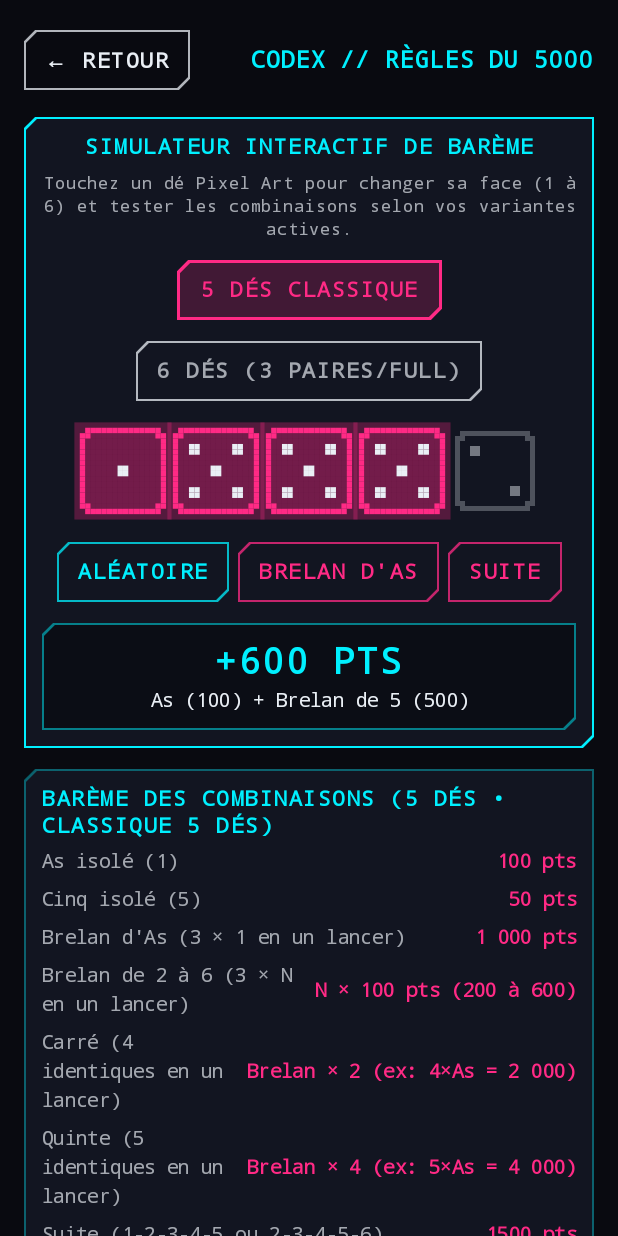
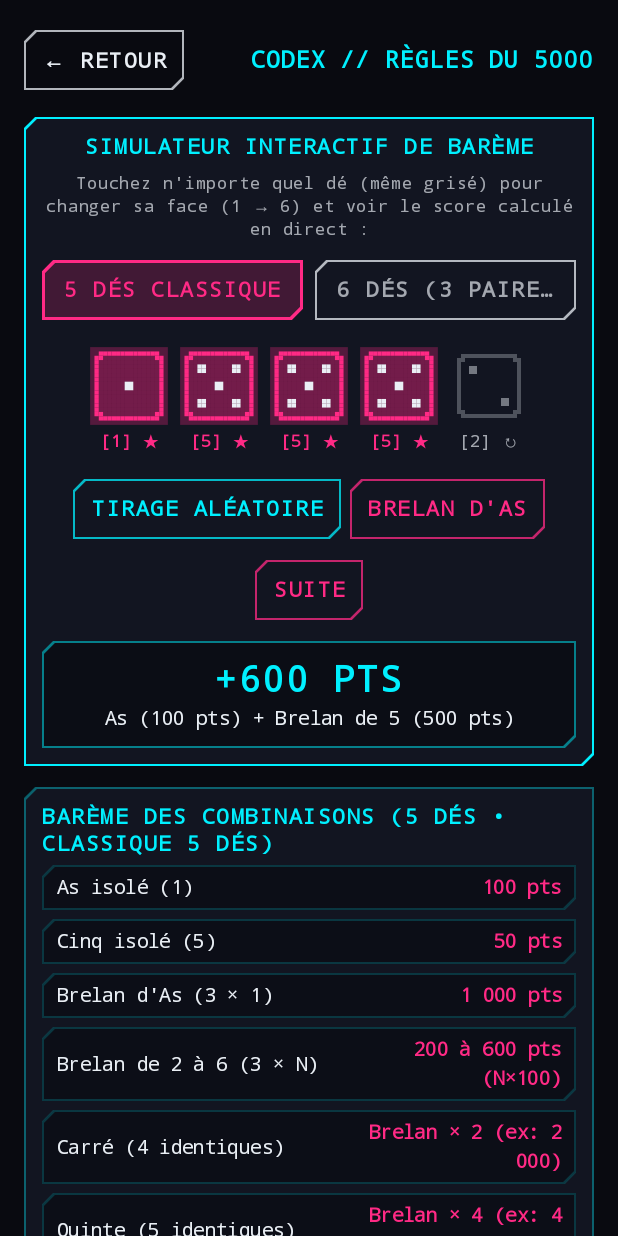
Before and after one commit to crockstylie/neon-5k, an Android app built with Jetpack Compose: the composable RulesScreen shown on its own in the app's theme, on a phone screen of 412 x 824 dp. Run offline under Robolectric (Android 15) with nearby library versions, the phone set to English and light mode, and no system bars; 10 statements that could not run were skipped.

Commit message:
ajout de nouvelles fonctionnalités aux sources de vérité + recettage

```diff
--- a/app/src/main/java/fr/antoinehory/neon5k/domain/rules/DiceScorer.kt
+++ b/app/src/main/java/fr/antoinehory/neon5k/domain/rules/DiceScorer.kt
@@ -98,7 +98,7 @@ object DiceScorer {
     }
 
     /**
-     * Retourne la meilleure évaluation possible en prenant le sous-ensemble optimal des dés fournis
+     * Retourne la meilleure évaluation possible en prenant le sous-ensemble valide optimal des dés fournis
      * (ignore les dés morts pour connaître le potentiel maximum d'un lancer).
      */
     fun evaluateMaxScoringSubset(
@@ -108,8 +108,8 @@ object DiceScorer {
         if (rolledFaces.isEmpty()) {
             return evaluateSelection(emptyList(), config)
         }
-        val indices = findScoringDieIndices(rolledFaces, config)
-        if (indices.isEmpty()) {
+        val bestSubsetIndices = findBestValidSubsetIndices(rolledFaces, config)
+        if (bestSubsetIndices.isEmpty()) {
             return SelectionEvaluation(
                 isValid = false,
                 totalPoints = 0,
@@ -119,7 +119,7 @@ object DiceScorer {
                 triggersInstantWin = false
             )
         }
-        val scoringFaces = indices.sorted().map { rolledFaces[it] }
+        val scoringFaces = bestSubsetIndices.sorted().map { rolledFaces[it] }
         val eval = evaluateSelection(scoringFaces, config)
         return eval.copy(deadDiceCount = rolledFaces.size - eval.scoringDiceCount)
     }
@@ -130,14 +130,72 @@ object DiceScorer {
     fun hasAnyScoringCombination(
         rolledFaces: List<Int>,
         config: GameRulesConfig
-    ): Boolean = findScoringDieIndices(rolledFaces, config).isNotEmpty()
+    ): Boolean = findBestValidSubsetIndices(rolledFaces, config).isNotEmpty()
 
     /**
-     * Identifie les indices (`0 until rolledFaces.size`) des dés du lancer qui peuvent participer à au moins une combinaison scorante.
-     * Sert à :
-     * - allumer l'aide visuelle néon sur les dés sélectionnables,
-     * - empêcher la sélection de dés morts,
-     * - proposer la sélection rapide de tous les dés scorants.
+     * Identifie le meilleur sous-ensemble d'indices (`0 until rolledFaces.size`) qui forme **ensemble** une sélection
+     * 100 % valide (zéro dé mort) maximisant la victoire instantanée, puis les points, puis le nombre de dés utilisés.
+     * Utilisé par [evaluateMaxScoringSubset] et par le bouton « Tout sélectionner ».
+     */
+    fun findBestValidSubsetIndices(
+        rolledFaces: List<Int>,
+        config: GameRulesConfig
+    ): Set<Int> {
+        if (rolledFaces.isEmpty()) return emptySet()
+
+        val fullEval = evaluateSelection(rolledFaces, config)
+        if (fullEval.isValid && fullEval.totalPoints > 0) {
+            return rolledFaces.indices.toSet()
+        }
+
+        val n = rolledFaces.size
+        val maxMask = (1 shl n) - 1
+        var bestMask = 0
+        var bestInstantWin = false
+        var bestPoints = 0
+        var bestDiceCount = 0
+
+        for (mask in 1..maxMask) {
+            val subsetFaces = mutableListOf<Int>()
+            for (bit in 0 until n) {
+                if ((mask and (1 shl bit)) != 0) {
+                    subsetFaces += rolledFaces[bit]
+                }
+            }
+            val eval = evaluateSelection(subsetFaces, config)
+            if (eval.isValid && eval.totalPoints > 0) {
+                val isBetter = when {
+                    eval.triggersInstantWin != bestInstantWin -> eval.triggersInstantWin
+                    eval.totalPoints != bestPoints -> eval.totalPoints > bestPoints
+                    subsetFaces.size != bestDiceCount -> subsetFaces.size > bestDiceCount
+                    else -> false
+                }
+                if (isBetter) {
+                    bestMask = mask
+                    bestInstantWin = eval.triggersInstantWin
+                    bestPoints = eval.totalPoints
+                    bestDiceCount = subsetFaces.size
+                }
+            }
+        }
+
+        if (bestMask == 0) return emptySet()
+        val result = mutableSetOf<Int>()
+        for (bit in 0 until n) {
+            if ((bestMask and (1 shl bit)) != 0) {
+                result += bit
+            }
+        }
+        return result
+    }
+
+    /**
+     * Identifie tous les indices (`0 until rolledFaces.size`) des dés du lancer qui peuvent participer à **au moins une**
+     * combinaison scorante valide.
+     *
+     * Garantit une cohérence mathématique totale entre l'UI (`canScoreOnCurrentRoll`) et l'IA (`HeuristicBotPolicy`) :
+     * par exemple, sur `[1, 2, 3, 4, 5, 2]` en mode 6 dés, les deux `2` (indices 1 et 5) appartiennent chacun à une
+     * Suite `1-5` valide et sont donc tous deux cliquables.
      */
     fun findScoringDieIndices(
         rolledFaces: List<Int>,
@@ -145,72 +203,39 @@ object DiceScorer {
     ): Set<Int> {
         if (rolledFaces.isEmpty()) return emptySet()
 
-        // Si la totalité du lancer forme une combinaison globale valide (ex: Suite, 3 Paires, Full, ou Main pleine),
-        // tous les indices sont scorants.
         val fullEval = evaluateSelection(rolledFaces, config)
-        if (fullEval.isValid) {
+        if (fullEval.isValid && fullEval.totalPoints > 0) {
             return rolledFaces.indices.toSet()
         }
 
-        val counts = IntArray(7)
-        for (face in rolledFaces) {
-            counts[face]++
-        }
+        val n = rolledFaces.size
+        val maxMask = (1 shl n) - 1
+        var unionMask = 0
 
-        // Vérifier le cas d'une suite de 5 dés parmi 6 dés lancés ou d'un Full de 5 dés parmi 6 dés lancés
-        if (rolledFaces.size == 6) {
-            var bestSubsetIndices: Set<Int>? = null
-            var bestSubsetPoints = 0
-            for (excludedIdx in rolledFaces.indices) {
-                val subsetFaces = rolledFaces.filterIndexed { idx, _ -> idx != excludedIdx }
-                val subEval = evaluateSelection(subsetFaces, config)
-                if (subEval.isValid && subEval.totalPoints > bestSubsetPoints) {
-                    bestSubsetPoints = subEval.totalPoints
-                    bestSubsetIndices = rolledFaces.indices.filter { it != excludedIdx }.toSet()
+        for (mask in 1..maxMask) {
+            // Optimisation : si tous les bits de ce masque sont déjà dans unionMask, inutile de réévaluer
+            if ((mask and unionMask.inv()) == 0) continue
+
+            val subsetFaces = mutableListOf<Int>()
+            for (bit in 0 until n) {
+                if ((mask and (1 shl bit)) != 0) {
+                    subsetFaces += rolledFaces[bit]
                 }
             }
-            // Comparer avec le score face par face standard
-            val faceByFaceResult = evaluateFaceByFace(counts, rolledFaces.size, config)
-            if (bestSubsetIndices != null && bestSubsetPoints > faceByFaceResult.totalPoints) {
-                return bestSubsetIndices
+            val eval = evaluateSelection(subsetFaces, config)
+            if (eval.isValid && eval.totalPoints > 0) {
+                unionMask = unionMask or mask
             }
         }
 
-        // Sinon, tout dé qui est un 1, un 5, ou dont la face apparaît au moins 3 fois est scorant
+        if (unionMask == 0) return emptySet()
         val scoringIndices = mutableSetOf<Int>()
-        for ((index, face) in rolledFaces.withIndex()) {
-            when {
-                face == 1 || face == 5 -> scoringIndices += index
-                counts[face] >= 3 -> {
-                    // Si un joueur a 4 ou 5 dés d'une face non-(1,5) mais que Carré/Quinte sont DISABLED,
-                    // seuls `maxUsableForFace` dés de cette face peuvent scorer.
-                    val usableCount = maxUsableCountForNonSingleFace(counts[face], config)
-                    val alreadyAddedForFace = scoringIndices.count { rolledFaces[it] == face }
-                    if (alreadyAddedForFace < usableCount) {
-                        scoringIndices += index
-                    }
-                }
+        for (bit in 0 until n) {
+            if ((unionMask and (1 shl bit)) != 0) {
+                scoringIndices += bit
             }
         }
         return scoringIndices
-    }
-
-    private fun maxUsableCountForNonSingleFace(count: Int, config: GameRulesConfig): Int {
-        if (count < 3) return 0
-        return when (count) {
-            3 -> 3
-            4 -> if (config.fourOfAKindMode != FourOfAKindMode.DISABLED) 4 else 3
-            5 -> when {
-                config.fiveOfAKindMode != FiveOfAKindMode.DISABLED -> 5
-                config.fourOfAKindMode != FourOfAKindMode.DISABLED -> 4
-                else -> 3
-            }
-            else -> when {
-                config.fiveOfAKindMode != FiveOfAKindMode.DISABLED -> 6
-                config.fourOfAKindMode != FourOfAKindMode.DISABLED -> 4
-                else -> 3
-            }
-        }
     }
 
     private data class PartitionResult(
--- a/app/src/main/java/fr/antoinehory/neon5k/ui/components/PixelComponents.kt
+++ b/app/src/main/java/fr/antoinehory/neon5k/ui/components/PixelComponents.kt
@@ -26,6 +26,8 @@ import androidx.compose.ui.geometry.Offset
 import androidx.compose.ui.geometry.Size
 import androidx.compose.ui.graphics.Color
 import androidx.compose.ui.text.font.FontWeight
+import androidx.compose.ui.text.style.TextAlign
+import androidx.compose.ui.text.style.TextOverflow
 import androidx.compose.ui.unit.dp
 import androidx.compose.ui.window.Dialog
 import fr.antoinehory.neon5k.domain.model.EntropySnapshot
@@ -64,13 +66,17 @@ fun PixelButton(
                 disabledContainerColor = colors.surface.copy(alpha = 0.4f),
                 disabledContentColor = colors.textMuted.copy(alpha = 0.4f)
             ),
-            contentPadding = PaddingValues(horizontal = 16.dp, vertical = 12.dp),
+            contentPadding = PaddingValues(horizontal = 12.dp, vertical = 12.dp),
             modifier = modifier
         ) {
             Text(
                 text = text.uppercase(),
                 style = MaterialTheme.typography.labelLarge,
-                fontWeight = FontWeight.Bold
+                fontWeight = FontWeight.Bold,
+                maxLines = 1,
+                softWrap = false,
+                overflow = TextOverflow.Ellipsis,
+                textAlign = TextAlign.Center
             )
         }
     } else {
@@ -86,12 +92,16 @@ fun PixelButton(
                 contentColor = accentColor,
                 disabledContentColor = colors.textMuted.copy(alpha = 0.4f)
             ),
-            contentPadding = PaddingValues(horizontal = 14.dp, vertical = 10.dp),
+            contentPadding = PaddingValues(horizontal = 12.dp, vertical = 10.dp),
             modifier = modifier
         ) {
             Text(
                 text = text.uppercase(),
-                style = MaterialTheme.typography.labelLarge
+                style = MaterialTheme.typography.labelLarge,
+                maxLines = 1,
+                softWrap = false,
+                overflow = TextOverflow.Ellipsis,
+                textAlign = TextAlign.Center
             )
         }
     }
--- a/app/src/main/java/fr/antoinehory/neon5k/ui/components/PixelDiceCanvas.kt
+++ b/app/src/main/java/fr/antoinehory/neon5k/ui/components/PixelDiceCanvas.kt
@@ -124,7 +124,8 @@ fun PixelDiceCanvas(
     onClick: () -> Unit,
     modifier: Modifier = Modifier,
     dieSize: Dp = 64.dp,
-    styleOverride: DiceVisualStyle? = null
+    styleOverride: DiceVisualStyle? = null,
+    alwaysClickable: Boolean = false
 ) {
     val colors = LocalNeon5KColors.current
     val style = styleOverride ?: colors.diceStyle
@@ -220,7 +221,7 @@ fun PixelDiceCanvas(
             .clickable(
                 interactionSource = interactionSource,
                 indication = null,
-                enabled = !die.isLocked && die.canScoreOnCurrentRoll,
+                enabled = alwaysClickable || (!die.isLocked && die.canScoreOnCurrentRoll),
                 role = Role.Button,
                 onClick = onClick
             ),
--- a/app/src/main/java/fr/antoinehory/neon5k/ui/rules/RulesScreen.kt
+++ b/app/src/main/java/fr/antoinehory/neon5k/ui/rules/RulesScreen.kt
@@ -2,6 +2,7 @@ package fr.antoinehory.neon5k.ui.rules
 
 import androidx.compose.foundation.background
 import androidx.compose.foundation.border
+import androidx.compose.foundation.clickable
 import androidx.compose.foundation.layout.Arrangement
 import androidx.compose.foundation.layout.Column
 import androidx.compose.foundation.layout.ExperimentalLayoutApi
@@ -51,8 +52,8 @@ import kotlin.random.Random
 
 /**
  * Écran Codex des règles du 5000 avec Simulateur Interactif de Barème Pixel Art (Lot 3).
- * Permet de manipuler 5 ou 6 dés en temps réel pour visualiser les combinaisons détectées par [DiceScorer]
- * selon les variantes actives, et détaille toutes les règles officielles et variantes (dont les Paliers & 3 Encoches `✕`).
+ * Permet de manipuler 5 ou 6 dés en temps réel (en touchant n'importe quel dé pour faire défiler sa face de 1 à 6)
+ * afin de visualiser instantanément les combinaisons détectées par [DiceScorer] selon les variantes actives.
  */
 @OptIn(ExperimentalLayoutApi::class)
 @Composable
@@ -70,6 +71,9 @@ fun RulesScreen(
     }
 
     val currentFaces = simulatorFaces.take(simulatedRules.diceCount)
+    val bestSubsetIndices = remember(currentFaces, simulatedRules) {
+        DiceScorer.findBestValidSubsetIndices(currentFaces, simulatedRules)
+    }
     val scoringIndices = remember(currentFaces, simulatedRules) {
         DiceScorer.findScoringDieIndices(currentFaces, simulatedRules)
     }
@@ -120,20 +124,20 @@ fun RulesScreen(
                     color = colors.primaryNeon
                 )
                 Text(
-                    text = stringResource(R.string.rules_simulator_hint),
+                    text = "Touchez n'importe quel dé (même grisé) pour changer sa face (1 → 6) et voir le score calculé en direct :",
                     style = MaterialTheme.typography.labelSmall,
                     color = colors.textMuted,
                     textAlign = TextAlign.Center
                 )
 
                 // Sélecteur rapide de preset pour le simulateur
-                FlowRow(
-                    horizontalArrangement = Arrangement.spacedBy(6.dp, Alignment.CenterHorizontally),
-                    verticalArrangement = Arrangement.spacedBy(6.dp)
+                Row(
+                    modifier = Modifier.fillMaxWidth(),
+                    horizontalArrangement = Arrangement.spacedBy(8.dp)
                 ) {
                     listOf(
-                        RulesPreset.CLASSIC_5_DICE to "5 Dés Classique",
-                        RulesPreset.VARIANT_6_DICE to "6 Dés (3 Paires/Full)"
+                        RulesPreset.CLASSIC_5_DICE to "5 DÉS CLASSIQUE",
+                        RulesPreset.VARIANT_6_DICE to "6 DÉS (3 PAIRES/FULL)"
                     ).forEach { (preset, label) ->
                         val selected = simulatedRules.preset == preset &&
                             simulatedRules.diceCount == GameRulesConfig.fromPreset(preset).diceCount
@@ -141,44 +145,81 @@ fun RulesScreen(
                             text = label,
                             filled = selected,
                             accentColor = if (selected) colors.secondaryNeon else colors.textMuted,
-                            onClick = { simulatedRules = GameRulesConfig.fromPreset(preset) }
+                            onClick = { simulatedRules = GameRulesConfig.fromPreset(preset) },
+                            modifier = Modifier.weight(1f)
                         )
+                    }
                 }
                 if (activeRules.preset == RulesPreset.CUSTOM) {
                     val isCustom = simulatedRules == activeRules
                     PixelButton(
-                            text = "Mes Règles (${activeRules.diceCount}D)",
+                        text = "MES RÈGLES PERSONNALISÉES (${activeRules.diceCount} DÉS)",
                         filled = isCustom,
                         accentColor = if (isCustom) colors.primaryNeon else colors.textMuted,
-                            onClick = { simulatedRules = activeRules }
+                        onClick = { simulatedRules = activeRules },
+                        modifier = Modifier.fillMaxWidth()
                     )
                 }
+
+                // Grille de dés Pixel Art toujours cliquables (1 ligne de 5 dés, ou 2 lignes de 3 dés en mode 6 dés)
+                val isSixDice = currentFaces.size == 6
+                val indexedFaces = currentFaces.mapIndexed { idx, face -> idx to face }
+                val rowsOfIndexedDice = if (isSixDice) {
+                    indexedFaces.chunked(3)
+                } else {
+                    listOf(indexedFaces)
                 }
 
-                // Ligne de dés Pixel Art cliquables (1..6)
-                FlowRow(
+                Column(
                     modifier = Modifier
                         .fillMaxWidth()
-                        .padding(vertical = 6.dp),
-                    horizontalArrangement = Arrangement.spacedBy(8.dp, Alignment.CenterHorizontally),
-                    verticalArrangement = Arrangement.spacedBy(8.dp)
+                        .padding(vertical = 4.dp),
+                    horizontalAlignment = Alignment.CenterHorizontally,
+                    verticalArrangement = Arrangement.spacedBy(10.dp)
                 ) {
-                    currentFaces.forEachIndexed { idx, face ->
-                        val isScoring = idx in scoringIndices
+                    rowsOfIndexedDice.forEach { rowItems ->
+                        Row(
+                            horizontalArrangement = Arrangement.spacedBy(if (isSixDice) 16.dp else 8.dp),
+                            verticalAlignment = Alignment.CenterVertically
+                        ) {
+                            rowItems.forEach { (idx, face) ->
+                                val isInBestCombo = idx in bestSubsetIndices
+                                val canScore = idx in scoringIndices
+                                val cycleDieFace = {
+                                    simulatorFaces[idx] = (face % 6) + 1
+                                }
+
+                                Column(
+                                    horizontalAlignment = Alignment.CenterHorizontally,
+                                    verticalArrangement = Arrangement.spacedBy(3.dp),
+                                    modifier = Modifier.clickable { cycleDieFace() }
+                                ) {
                                     PixelDiceCanvas(
                                         die = DieState(
                                             index = idx,
                                             face = face,
                                             isLocked = false,
-                                isSelected = isScoring,
-                                canScoreOnCurrentRoll = isScoring
+                                            isSelected = isInBestCombo,
+                                            canScoreOnCurrentRoll = canScore
                                         ),
                                         rollTrigger = rollAnimationTick,
-                            onClick = {
-                                simulatorFaces[idx] = (face % 6) + 1
-                            },
-                            dieSize = 54.dp
+                                        onClick = cycleDieFace,
+                                        dieSize = if (isSixDice) 58.dp else 52.dp,
+                                        alwaysClickable = true
                                     )
+                                    Text(
+                                        text = if (isInBestCombo) "[$face] ★" else "[$face] ↻",
+                                        style = MaterialTheme.typography.labelSmall,
+                                        fontWeight = if (isInBestCombo) FontWeight.Bold else FontWeight.Normal,
+                                        color = when {
+                                            isInBestCombo -> colors.secondaryNeon
+                                            canScore -> colors.primaryNeon
+                                            else -> colors.textMuted
+                                        }
+                                    )
+                                }
+                            }
+                        }
                     }
                 }
 
@@ -188,7 +229,7 @@ fun RulesScreen(
                     verticalArrangement = Arrangement.spacedBy(6.dp)
                 ) {
                     PixelButton(
-                        text = "ALÉATOIRE",
+                        text = "TIRAGE ALÉATOIRE",
                         filled = false,
                         accentColor = colors.primaryNeon,
                         onClick = {
@@ -230,7 +271,7 @@ fun RulesScreen(
                 }
 
                 // Résultat d'évaluation en direct
-                val isHotDice = scoringIndices.size == simulatedRules.diceCount && evaluation.totalPoints > 0
+                val isHotDice = bestSubsetIndices.size == simulatedRules.diceCount && evaluation.totalPoints > 0
                 Column(
                     modifier = Modifier
                         .fillMaxWidth()
@@ -260,7 +301,7 @@ fun RulesScreen(
                     val combosLabel = if (evaluation.combinations.isEmpty()) {
                         "Aucun As, aucun 5, ni combinaison valide sur ce tirage."
                     } else {
-                        evaluation.combinations.joinToString(" + ") { "${it.labelFr} (${it.points})" }
+                        evaluation.combinations.joinToString(" + ") { "${it.labelFr} (${it.points} pts)" }
                     }
                     Text(
                         text = combosLabel,
@@ -364,25 +405,25 @@ fun PaytableSectionPanel(
             )
             PaytableRow("As isolé (1)", "100 pts")
             PaytableRow("Cinq isolé (5)", "50 pts")
-            PaytableRow("Brelan d'As (3 × 1 en un lancer)", "1 000 pts")
-            PaytableRow("Brelan de 2 à 6 (3 × N en un lancer)", "N × 100 pts (200 à 600)")
+            PaytableRow("Brelan d'As (3 × 1)", "1 000 pts")
+            PaytableRow("Brelan de 2 à 6 (3 × N)", "200 à 600 pts (N×100)")
             PaytableRow(
-                label = "Carré (4 identiques en un lancer)",
+                label = "Carré (4 identiques)",
                 value = when (rules.fourOfAKindMode) {
-                    FourOfAKindMode.DOUBLE_TRIPLE -> "Brelan × 2 (ex: 4×As = 2 000)"
-                    FourOfAKindMode.DISABLED -> "Désactivé (compté en Brelan)"
+                    FourOfAKindMode.DOUBLE_TRIPLE -> "Brelan × 2 (ex: 2 000)"
+                    FourOfAKindMode.DISABLED -> "Désactivé (Brelan simple)"
                 }
             )
             PaytableRow(
-                label = "Quinte (5 identiques en un lancer)",
+                label = "Quinte (5 identiques)",
                 value = when (rules.fiveOfAKindMode) {
-                    FiveOfAKindMode.QUAD_TRIPLE -> "Brelan × 4 (ex: 5×As = 4 000)"
-                    FiveOfAKindMode.INSTANT_WIN_ON_ONES -> "5×As = VICTOIRE • Autres = Brelan × 4"
-                    FiveOfAKindMode.DISABLED -> "Désactivé"
+                    FiveOfAKindMode.QUAD_TRIPLE -> "Brelan × 4 (ex: 4 000)"
+                    FiveOfAKindMode.INSTANT_WIN_ON_ONES -> "5×As = VICTOIRE / ×4"
+                    FiveOfAKindMode.DISABLED -> "Désactivée"
                 }
             )
             PaytableRow(
-                label = "Suite (1-2-3-4-5 ou 2-3-4-5-6)",
+                label = "Suite (1..5 ou 2..6)",
                 value = if (rules.straightScore > 0) "${rules.straightScore} pts" else "Désactivée"
             )
             if (rules.diceCount == 6) {
@@ -392,7 +433,7 @@ fun PaytableSectionPanel(
                 )
             }
             PaytableRow(
-                label = "Bonus Full (Brelan + Paire distincte)",
+                label = "Bonus Full (Brelan + Paire)",
                 value = if (rules.fullHouseBonus > 0) "Brelan + ${rules.fullHouseBonus} pts" else "Désactivé"
             )
             PaytableRow(
@@ -401,16 +442,16 @@ fun PaytableSectionPanel(
                     ThreeStrikesMode.DISABLED -> "Aucune"
                     ThreeStrikesMode.MINUS_500 -> "-500 pts"
                     ThreeStrikesMode.MINUS_1000 -> "-1 000 pts"
-                    ThreeStrikesMode.REVERT_TO_PREVIOUS_CLEAR_STRIKES -> "Recul palier préc. (0 ✕)"
-                    ThreeStrikesMode.REVERT_TO_PREVIOUS_PERSIST_STRIKES -> "Recul palier préc. (mémoire ✕)"
+                    ThreeStrikesMode.REVERT_TO_PREVIOUS_CLEAR_STRIKES -> "Palier préc. (0 ✕)"
+                    ThreeStrikesMode.REVERT_TO_PREVIOUS_PERSIST_STRIKES -> "Palier préc. (mémoire ✕)"
                 }
             )
             PaytableRow(
                 label = "Chapeau / Écrasement",
                 value = when (rules.bumpOpponentMode) {
                     BumpOpponentMode.DISABLED -> "Désactivé"
-                    BumpOpponentMode.MINUS_500 -> "-500 pts à l'adversaire égalisé"
-                    BumpOpponentMode.RESET_TO_PREVIOUS -> "Adversaire renvoyé au palier préc."
+                    BumpOpponentMode.MINUS_500 -> "-500 pts à l'égalisé"
+                    BumpOpponentMode.RESET_TO_PREVIOUS -> "Retour palier préc."
                 }
             )
         }
@@ -423,22 +464,25 @@ private fun PaytableRow(label: String, value: String) {
     Row(
         modifier = Modifier
             .fillMaxWidth()
-            .padding(vertical = 2.dp),
-        horizontalArrangement = Arrangement.SpaceBetween,
+            .background(colors.background.copy(alpha = 0.55f), CyberCutShape)
+            .border(1.dp, colors.primaryNeon.copy(alpha = 0.18f), CyberCutShape)
+            .padding(horizontal = 10.dp, vertical = 7.dp),
+        horizontalArrangement = Arrangement.spacedBy(10.dp),
         verticalAlignment = Alignment.CenterVertically
     ) {
         Text(
             text = label,
             style = MaterialTheme.typography.bodyMedium,
-            color = colors.textMuted,
-            modifier = Modifier.weight(1f)
+            color = colors.textPrimary,
+            modifier = Modifier.weight(1.1f)
         )
         Text(
             text = value,
             style = MaterialTheme.typography.bodyMedium,
             fontWeight = FontWeight.Bold,
             color = colors.secondaryNeon,
-            textAlign = TextAlign.End
+            textAlign = TextAlign.End,
+            modifier = Modifier.weight(0.9f)
         )
     }
 }
```
Also changed, not shown: app/src/main/java/fr/antoinehory/neon5k/data/local/entity/SavedMatchEntity.kt (+28 -4 lines), app/src/main/java/fr/antoinehory/neon5k/domain/ai/HeuristicBotPolicy.kt (+118 -34 lines), app/src/main/java/fr/antoinehory/neon5k/domain/rules/FiveThousandEngine.kt (+9 -3 lines), app/src/main/java/fr/antoinehory/neon5k/ui/game/GameScreen.kt (+24 -9 lines), app/src/main/java/fr/antoinehory/neon5k/ui/game/GameViewModel.kt (+45 -3 lines), app/src/main/java/fr/antoinehory/neon5k/ui/setup/SetupScreen.kt (+12 -12 lines), app/src/main/java/fr/antoinehory/neon5k/ui/stats/StatsScreen.kt (+50 -56 lines), 2 other files. Lines whose indentation alone changed are shown as unchanged.
